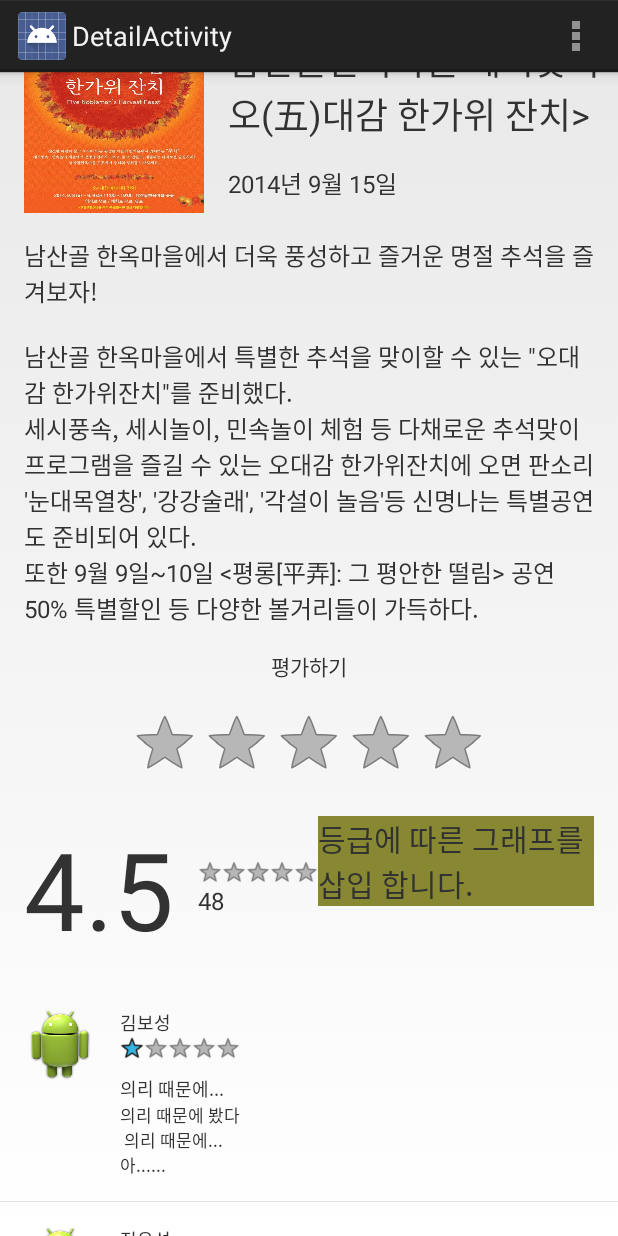
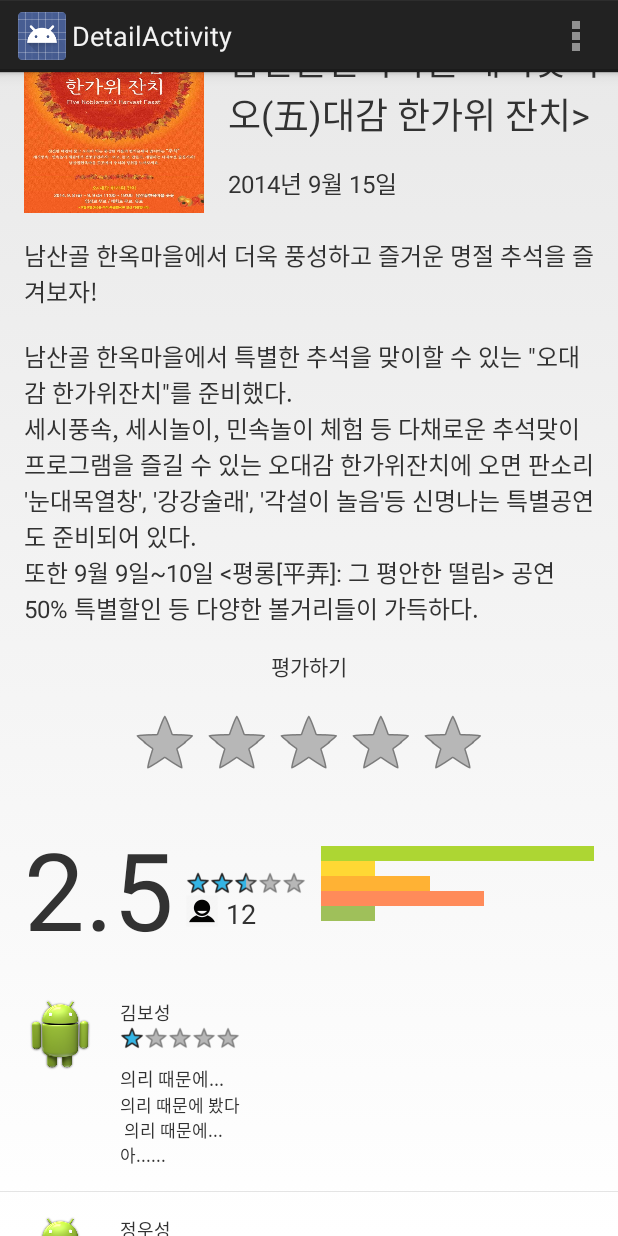
Before and after one commit to vincenthanna/Seoulture_client_android, an Android app: the DetailActivity screen opened directly, with no data from a screen before it, scrolled down 542 dp, on a phone screen of 412 x 824 dp. Run offline under Robolectric (Android 15) with nearby library versions, the phone set to English and light mode, and no system bars.

Commit message:
- detail activity 추가    계속 작업중

```diff
--- a/app/src/main/java/powerwaveinteractive/com/seoulture/DetailActivity.java
+++ b/app/src/main/java/powerwaveinteractive/com/seoulture/DetailActivity.java
@@ -5,13 +5,23 @@ import android.app.AlertDialog;
 import android.app.Dialog;
 import android.content.Context;
 import android.content.DialogInterface;
+import android.graphics.Canvas;
+import android.graphics.Color;
+import android.graphics.drawable.Drawable;
 import android.os.Bundle;
 import android.os.Handler;
+import android.util.AttributeSet;
 import android.view.*;
 import android.widget.*;
 import android.view.View.*;
+import android.webkit.*;
+import android.webkit.WebViewClient.*;
+import android.webkit.WebSettings.*;
 
+import java.text.Format;
 import java.util.ArrayList;
+
+import powerwaveinteractive.com.seoulture.Views.BarChartView;
 
 
 public class DetailActivity extends Activity {
@@ -33,6 +43,12 @@ public class DetailActivity extends Activity {
     Button _btnShare;
     Button _btnLike;
     RatingBar _rbStar;
+    RatingBar _rbRatingAvg;
+    //WebView _wbRatingStat
+    LinearLayout _ratingBarLayout;
+    TextView _tvRatingAvg;
+    TextView _tvReviewTotal;
+
 
     @Override
     protected void onCreate(Bundle savedInstanceState) {
@@ -53,14 +69,15 @@ public class DetailActivity extends Activity {
         _btnShare = (Button)findViewById(R.id.btn_share);
         _btnLike = (Button)findViewById(R.id.btn_like);
         _rbStar = (RatingBar)findViewById(R.id.ratingBar);
-
+        _ratingBarLayout = (LinearLayout)findViewById(R.id.ratingsGraph);
+        _tvRatingAvg = (TextView)findViewById(R.id.ratingAvgTxt);
+        _tvReviewTotal = (TextView)findViewById(R.id.tv_ratingTotalNum);
+        _rbRatingAvg = (RatingBar)findViewById(R.id.ratingAvgBar);
         mAdapter = new ReviewListAdapter(this,
                 R.layout.dashboard_listitem_layout,
                 _reviewArray);
         _lvReviews.setAdapter(mAdapter);
         mAdapter.listView = _lvReviews;
-
-        updateUI();
 
         if (_reviewArray.size() == 0) {
             Handler handler = new Handler();
@@ -110,6 +127,26 @@ public class DetailActivity extends Activity {
             }
         });
 
+        updateUI();
+
+    }
+
+    public void drawChart(LinearLayout layout) {
+        BarChartView view = new BarChartView(this);
+        int[] array = new int[6];
+        for (int i = 0; i < _reviewArray.size(); i++) {
+            ReviewItem reviewItem = _reviewArray.get(i);
+            array[(int)Math.round(reviewItem.rating)]++;
+        }
+        view.setData(5, array);
+        ViewGroup.LayoutParams layoutParams = layout.getLayoutParams();
+        layout.addView(view);
+        ViewGroup.LayoutParams viewParams = view.getLayoutParams();
+
+        viewParams.width = layoutParams.width;
+        viewParams.height = layoutParams.height;
+
+        view.setLayoutParams(viewParams);
     }
 
     void popupWindwoShow() {
@@ -118,23 +155,22 @@ public class DetailActivity extends Activity {
         LayoutInflater inflater = (LayoutInflater)this.getSystemService(LAYOUT_INFLATER_SERVICE);
         View layout = inflater.inflate(R.layout.review_editor_layout, view, false);
 
-        /*
-        AlertDialog d = new AlertDialog.Builder(this)
-                .setNegativeButton("제출", new DialogInterface.OnClickListener() {
-                    @Override
-                    public void onClick(DialogInterface dialogInterface, int i) {
-                        EditText etTitle = (EditText)((Dialog)dialogInterface).findViewById(R.id.et_reviewTitle);
-                        EditText etDesc = (EditText)((Dialog)dialogInterface).findViewById(R.id.et_reviewDesc);
-                        System.out.println("제목:" + etTitle.getText() + " 내용:" + etDesc.getText());
-                    }
-                })
-                .setView(layout)
-                .create();
-        */
-        Dialog d = new ReviewEditorDialog(this);
+        //FIXME: 먼저 작성한 리뷰가 있다면 찾아서 넘겨주고 그렇지 않다면 빈 것을 생성해서 넘겨준다.
+        ReviewItem reviewItem = new ReviewItem(0, 0, "kim", "Hello", "Test",0.0f);
+
+        ReviewEditorDialog d = new ReviewEditorDialog(this, reviewItem);
+        d.setOnDismissListener(new DialogInterface.OnDismissListener() {
+            @Override
+            public void onDismiss(DialogInterface dialogInterface) {
+                ReviewEditorDialog dlg = (ReviewEditorDialog)dialogInterface;
+                if (dlg.submit) {
+                    System.out.println("title=" + dlg._reviewItem.title + " desc=" + dlg._reviewItem.reviewText + " rating=" +
+                            String.format("%f", dlg._reviewItem.rating));
+                }
+            }
+        });
+
         d.show();
-
-
     }
 
     @Override
@@ -162,6 +198,18 @@ public class DetailActivity extends Activity {
         _ivTop.setImageBitmap(_cultureItem.bitmaps.get(1));
         _tvTitle.setText(_cultureItem.title);
         _tvDescription.setText(_cultureItem.description);
+        drawChart(_ratingBarLayout);
+
+        // rating avg
+        double ratingAvg = 0;
+        for (int i = 0;i < _reviewArray.size(); i++) {
+            ReviewItem ri = _reviewArray.get(i);
+            ratingAvg += ri.rating;
+        }
+        ratingAvg /= _reviewArray.size();
+        _rbRatingAvg.setRating((float)ratingAvg);
+        _tvRatingAvg.setText( String.format("%.01f", ratingAvg));
+        _tvReviewTotal.setText(String.format("%d", _reviewArray.size()));
     }
 
     public static void getTotalHeightofListView(ListView listView) {
--- /dev/null
+++ b/app/src/main/java/powerwaveinteractive/com/seoulture/Views/BarChartView.java
@@ -0,0 +1,71 @@
+package powerwaveinteractive.com.seoulture.Views;
+
+import android.content.Context;
+import android.graphics.Canvas;
+import android.graphics.Color;
+import android.graphics.Paint;
+import android.graphics.Rect;
+import android.util.AttributeSet;
+import android.view.View;
+
+/**
+ * Created by yeonhuikim on 2014. 9. 9..
+ */
+public class BarChartView extends View{
+    int _numElements = 0;
+    int[] _elements;
+
+    public BarChartView(Context context) {
+        super(context);
+    }
+
+    public BarChartView(Context context, AttributeSet attrs) {
+        super(context, attrs);
+    }
+
+    public BarChartView(Context context, AttributeSet attrs, int defStyleAttr) {
+        super(context, attrs, defStyleAttr);
+    }
+
+    public void setData(int numElements , int[] elements)
+    {
+        _numElements = numElements;
+        _elements = elements;
+    }
+
+    @Override
+    protected void onDraw(Canvas canvas) {
+        super.onDraw(canvas);
+
+        int viewWidthHalf = this.getMeasuredWidth()/2;
+        int viewHeightHalf = this.getMeasuredHeight()/2;
+        int circleCol = Color.RED, labelCol = Color.BLUE;
+        Paint circlePaint = new Paint();
+        circlePaint.setStyle(Paint.Style.FILL);
+        circlePaint.setAntiAlias(true);
+        circlePaint.setColor(circleCol);
+        circlePaint.setColor(labelCol);
+        circlePaint.setTextAlign(Paint.Align.CENTER);
+        circlePaint.setTextSize(30);
+
+        int[] colors = {Color.parseColor("#9FC05A"), Color.parseColor("#ADD633"), Color.parseColor("#FFD834"),
+        Color.parseColor("#FFB234"), Color.parseColor("#FF8B5A")};
+        int colorsCount = colors.length;
+
+        int max = 1;
+        for (int i = 0; i < _numElements; i++) {
+            if (max < _elements[i]) max = _elements[i];
+        }
+
+        int barHeight = (this.getMeasuredHeight()) / _numElements;
+        int maxBarWidth = this.getMeasuredWidth();
+        Rect rect = new Rect(0,0,100,barHeight);
+        for (int i = 1; i <= _numElements; i++) {
+            circlePaint.setColor(colors[i%colorsCount]);
+            rect.right = maxBarWidth * _elements[i]/max;
+            canvas.drawRect(rect, circlePaint);
+            rect.top += barHeight;rect.bottom += barHeight;
+        }
+
+    }
+}
--- a/app/src/main/res/layout/review_list_layout.xml
+++ b/app/src/main/res/layout/review_list_layout.xml
@@ -8,7 +8,7 @@
     <RelativeLayout
         android:id="@+id/ratingSummary"
         android:layout_width="fill_parent"
-        android:layout_height="wrap_content"
+        android:layout_height="90dp"
         android:layout_marginBottom="@dimen/activity_vertical_margin"
         android:layout_marginLeft="@dimen/activity_horizontal_margin"
         android:layout_marginRight="@dimen/activity_horizontal_margin"
@@ -18,47 +18,52 @@
             android:id="@+id/ratingAvgTxt"
             android:layout_width="wrap_content"
             android:layout_height="wrap_content"
+            android:gravity="left|center"
+            android:layout_centerVertical="true"
+            android:layout_marginRight="@dimen/abc_dropdownitem_text_padding_right"
             android:text="4.5"
             android:textSize="72sp" />
+
+        <RatingBar
+            android:id="@+id/ratingAvgBar"
+            style="?android:attr/ratingBarStyleSmall"
+            android:layout_width="wrap_content"
+            android:layout_height="wrap_content"
+            android:layout_toRightOf="@id/ratingAvgTxt"
+            android:layout_centerVertical="true"
+            android:numStars="5" />
 
         <LinearLayout
             android:id="@+id/ratingAvg"
             android:layout_width="wrap_content"
             android:layout_height="wrap_content"
-            android:layout_centerVertical="true"
-            android:layout_marginLeft="@dimen/activity_horizontal_margin"
+            android:layout_below="@id/ratingAvgBar"
             android:layout_toRightOf="@id/ratingAvgTxt"
-            android:orientation="vertical">
+            android:orientation="horizontal">
 
-            <RatingBar
-                android:id="@+id/ratingAvgBar"
-                style="?android:attr/ratingBarStyleSmall"
-                android:layout_width="wrap_content"
-                android:layout_height="wrap_content"
-                android:layout_centerVertical="true"
-                android:numStars="5" />
+                <ImageView
+                    android:layout_width="wrap_content"
+                    android:layout_height="wrap_content"
+                    android:src="@drawable/user" />
 
-            <TextView
-                android:layout_width="wrap_content"
-                android:layout_height="wrap_content"
-                android:layout_below="@id/ratingAvgBar"
-                android:text="48"
-                android:textSize="16sp" />
+                <TextView
+                    android:id="@+id/tv_ratingTotalNum"
+                    android:layout_width="wrap_content"
+                    android:layout_height="wrap_content"
+                    android:layout_marginLeft="5dp"
+                    android:text="48"
+                    android:textSize="18sp" />
+
         </LinearLayout>
 
         <LinearLayout
             android:id="@+id/ratingsGraph"
-            android:layout_width="wrap_content"
-            android:layout_height="wrap_content"
-            android:layout_toRightOf="@id/ratingAvg"
-            android:background="#888833">
-
-            <TextView
-                android:id="@+id/tvGraph"
-                android:layout_width="wrap_content"
-                android:layout_height="fill_parent"
-                android:text="등급에 따른 그래프를 삽입 합니다."
-                android:textSize="20sp" />
+            android:layout_width="fill_parent"
+            android:layout_height="50dp"
+            android:orientation="horizontal"
+            android:layout_marginLeft="@dimen/reviewlist_margin"
+            android:layout_centerVertical="true"
+            android:layout_toRightOf="@id/ratingAvgBar">
 
         </LinearLayout>
     </RelativeLayout>
--- a/app/src/main/res/values/strings.xml
+++ b/app/src/main/res/values/strings.xml
@@ -5,5 +5,6 @@
     <string name="hello_world">Hello world!</string>
     <string name="action_settings">Settings</string>
     <string name="title_activity_detail">DetailActivity</string>
+    <string name="title_activity_review">ReviewActivity</string>
 
 </resources>
```
Also changed, not shown: app/src/main/AndroidManifest.xml (+6 -1 lines), app/src/main/java/powerwaveinteractive/com/seoulture/ReviewActivity.java (added, +35 -0 lines), app/src/main/java/powerwaveinteractive/com/seoulture/ReviewEditorDialog.java (+51 -0 lines), app/src/main/java/powerwaveinteractive/com/seoulture/ReviewItem.java (+7 -1 lines), app/src/main/java/powerwaveinteractive/com/seoulture/TestDataStorage.java (+18 -0 lines), app/src/main/res/layout/activity_review.xml (added, +14 -0 lines), app/src/main/res/menu/review.xml (added, +8 -0 lines), app/src/main/res/drawable-hdpi/user.png (added), 2 other files.
